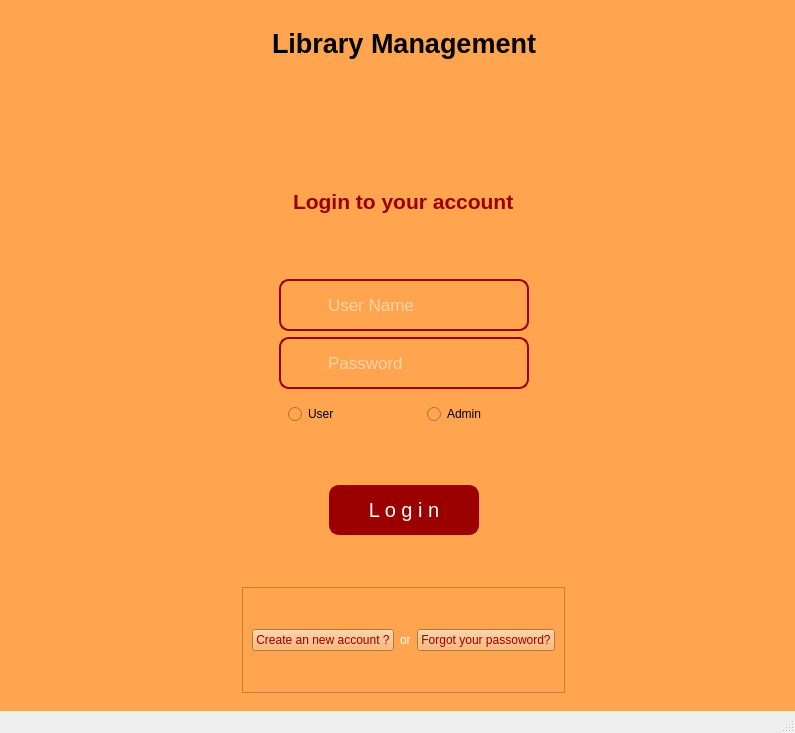
The window that BMS/loginpage.ui (hoangtrungnguyen1010/Library-Management) describes before a commit, drawn with Qt 5.
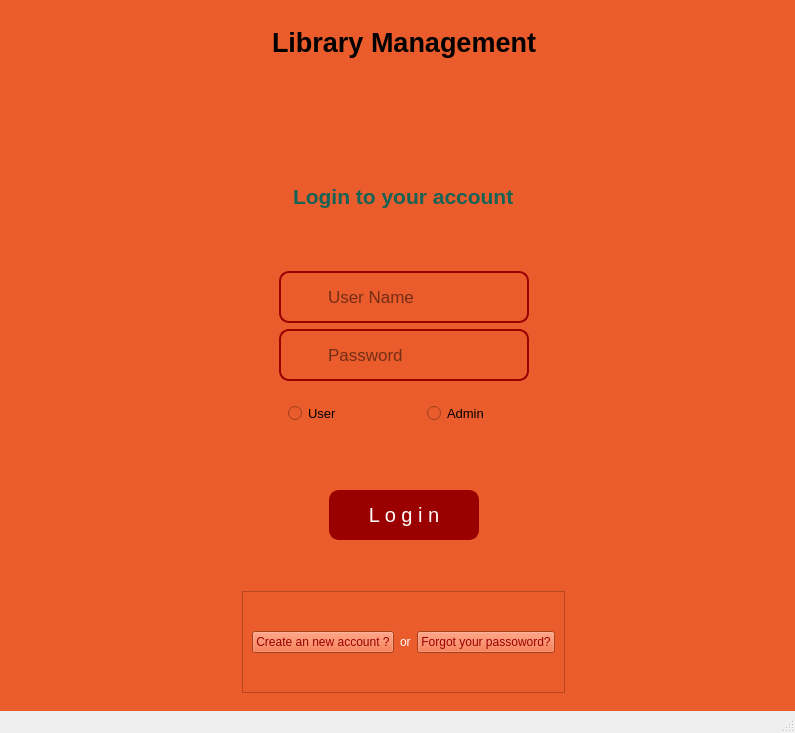
The same window after the commit. Icons and pictures are not drawn.

What changed in the file:
```diff
--- a/BMS/loginpage.ui
+++ b/BMS/loginpage.ui
@@ -18,16 +18,16 @@
   </property>
   <widget class="QWidget" name="centralwidget">
    <property name="styleSheet">
-    <string notr="true">background-color: #FFA54F;
+    <string notr="true">background-color: #EA5C2B;
 </string>
    </property>
    <layout class="QHBoxLayout" name="horizontalLayout">
-    <item>
+    <item alignment="Qt::AlignHCenter">
      <widget class="QLabel" name="label">
       <property name="maximumSize">
        <size>
-        <width>350</width>
-        <height>600</height>
+        <width>400</width>
+        <height>700</height>
        </size>
       </property>
       <property name="text">
@@ -71,6 +71,7 @@
              <property name="font">
               <font>
                <pointsize>20</pointsize>
+               <weight>75</weight>
                <italic>false</italic>
                <bold>true</bold>
               </font>
@@ -113,11 +114,12 @@
              <property name="font">
               <font>
                <pointsize>16</pointsize>
+               <weight>75</weight>
                <bold>true</bold>
               </font>
              </property>
              <property name="styleSheet">
-              <string notr="true">color: #9B0000</string>
+              <string notr="true">color: #146356</string>
              </property>
              <property name="text">
               <string>Login to your account</string>
@@ -196,7 +198,7 @@
                  </font>
                 </property>
                 <property name="styleSheet">
-                 <string notr="true">color: white;
+                 <string notr="true">color: black;
 background-color: transparent;
 border: none</string>
                 </property>
@@ -256,7 +258,7 @@
                  </font>
                 </property>
                 <property name="styleSheet">
-                 <string notr="true">color: white;
+                 <string notr="true">color: black;
 background-color: transparent;
 border: none</string>
                 </property>
@@ -276,6 +278,17 @@
              <layout class="QHBoxLayout" name="horizontalLayout_16">
               <item>
                <widget class="QRadioButton" name="loginUser">
+                <property name="minimumSize">
+                 <size>
+                  <width>30</width>
+                  <height>30</height>
+                 </size>
+                </property>
+                <property name="font">
+                 <font>
+                  <pointsize>10</pointsize>
+                 </font>
+                </property>
                 <property name="text">
                  <string>User</string>
                 </property>
@@ -305,6 +318,17 @@
               </item>
               <item>
                <widget class="QRadioButton" name="loginAdmin">
+                <property name="minimumSize">
+                 <size>
+                  <width>35</width>
+                  <height>35</height>
+                 </size>
+                </property>
+                <property name="font">
+                 <font>
+                  <pointsize>10</pointsize>
+                 </font>
+                </property>
                 <property name="text">
                  <string>Admin</string>
                 </property>
```
Left out of the diff: 14 changed lines with no effect on the pictures.
